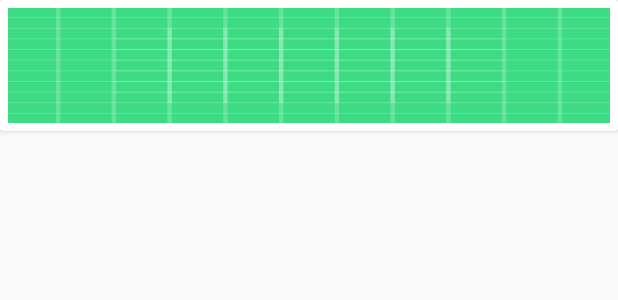
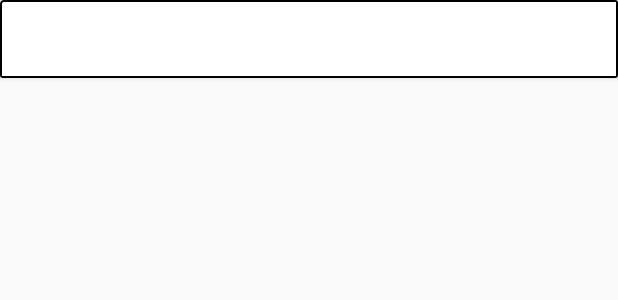
Before and after one commit to alopesmendes/Android, an Android app: the layout field.xml on its own in the app's theme, with its tools: preview values and no code run, on a phone screen of 412 x 824 dp. Shown: the top 300 px of the screen. Run offline under Robolectric (Android 15) with nearby library versions, the phone set to English and light mode, and no system bars.

Commit message:
on teste des trucs

```diff
--- /dev/null
+++ b/Test_Confroid/app/src/main/res/drawable/custom_border.xml
@@ -0,0 +1,11 @@
+<shape xmlns:android="http://schemas.android.com/apk/res/android"
+    android:shape="rectangle">
+    <corners
+        android:radius="2dp"
+        android:topRightRadius="0dp"
+        android:bottomRightRadius="0dp"
+        android:bottomLeftRadius="0dp" />
+    <stroke
+        android:width="1dp"
+        android:color="@android:color/black" />
+</shape>
--- a/Test_Confroid/app/src/main/res/layout/activity_display_config.xml
+++ b/Test_Confroid/app/src/main/res/layout/activity_display_config.xml
@@ -40,7 +40,6 @@
         android:textSize="15sp"
         android:layout_width="wrap_content"
         android:layout_height="wrap_content"
-        android:padding="10dp"
         app:layout_constraintEnd_toEndOf="parent"
         app:layout_constraintStart_toEndOf="@id/barrier"
         app:layout_constraintTop_toBottomOf="@id/AppNameConfig" />
@@ -78,7 +77,6 @@
         app:layout_constraintEnd_toStartOf="@id/barrier"
         android:textSize="15sp"
         android:text="CONTENT:"
-        android:padding="10dp"
         android:textColor="@color/colorPrimaryDark"
         />
 
@@ -86,7 +84,6 @@
         android:id="@+id/RvValueField"
         android:layout_height="0dp"
         android:layout_width="match_parent"
-        android:layout_margin="2dp"
         app:layout_constraintTop_toBottomOf="@id/textContentInfo"/>
 
 </androidx.constraintlayout.widget.ConstraintLayout>
--- a/Test_Confroid/app/src/main/res/layout/field.xml
+++ b/Test_Confroid/app/src/main/res/layout/field.xml
@@ -11,9 +11,8 @@
         android:layout_width="match_parent"
         android:layout_height="wrap_content"
         android:layout_gravity="center"
-        android:padding="10dp"
-        android:layout_margin="5dp"
-        android:background="@drawable/ic_launcher_background">
+        android:padding="5dp"
+        android:background="@drawable/custom_border">
 
         <TextView
             android:id="@+id/nameField"
@@ -22,24 +21,22 @@
             app:layout_constraintStart_toStartOf="parent"
             app:layout_constraintTop_toTopOf="parent"
             android:textSize="15sp"
-            android:layout_margin="5dp"
-            android:padding="10dp"/>
+            android:padding="10dp"
+            android:layout_marginRight="2dp" />
 
         <TextView
             android:id="@+id/valueField"
             android:layout_width="wrap_content"
             android:layout_height="wrap_content"
             app:layout_constraintStart_toEndOf="@id/nameField"
+            app:layout_constraintEnd_toEndOf="parent"
             app:layout_constraintTop_toTopOf="parent"
-            android:textSize="15sp"
-            android:layout_margin="5dp"
-            android:padding="10dp"/>
+            app:layout_constraintBaseline_toBaselineOf="@id/nameField" />
 
         <androidx.recyclerview.widget.RecyclerView
             android:id="@+id/RvValueField"
             android:layout_height="0dp"
             android:layout_width="match_parent"
-            android:layout_margin="10dp"
             app:layout_constraintTop_toBottomOf="@id/nameField"/>
 
 
```
